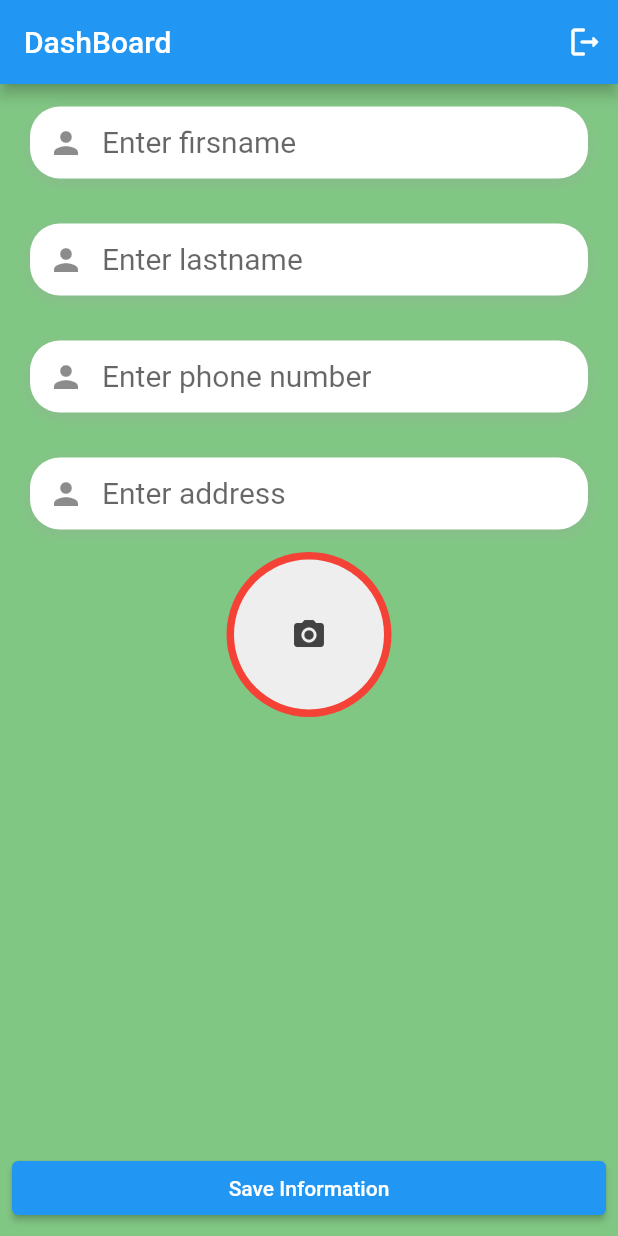
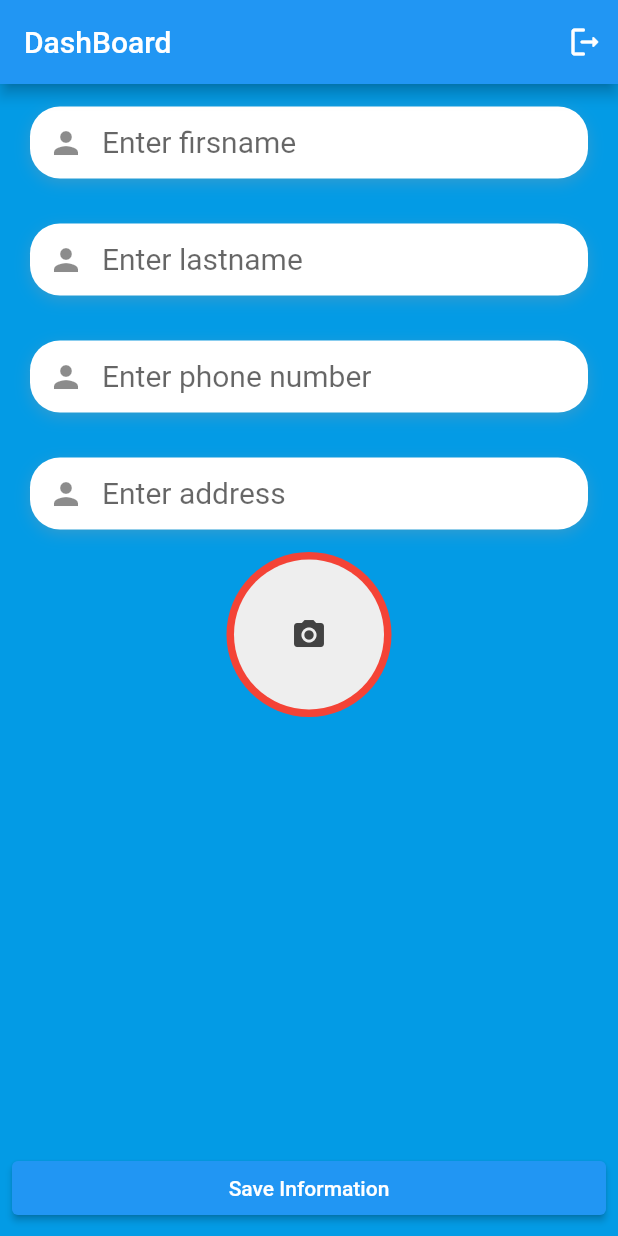
Before and after one commit to Savdancode/Flutter-Authentication, a Flutter app: the DashBoardPage screen opened directly, on a phone screen of 412 x 824 dp. Run offline on Flutter 3.47's test engine with Material 2 defaults, Android fonts, the light colour scheme and no system bars; our stand-ins replace cloud_firestore, firebase_auth, firebase_core, firebase_storage, image_picker; accounts and stored records are empty.

Commit message:
Flutter Authen

```diff
--- a/lib/Screens/homeScreen.dart
+++ b/lib/Screens/homeScreen.dart
@@ -158,7 +158,8 @@ class _DashBoardPageState extends State<DashBoardPage> {
   @override
   Widget build(BuildContext context) {
     return Scaffold(
-      backgroundColor: Colors.green[300],
+      //Hello
+      backgroundColor: Colors.lightBlue[600],
       appBar: AppBar(
         title: Text('DashBoard'),
         actions: [
```
